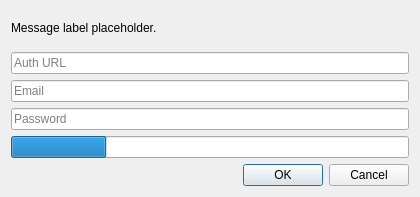
First picture: the form in launcher/ui/dialogs/CustomLoginDialog.ui, repository FreesmTeam/FreesmLauncher, before the edit.
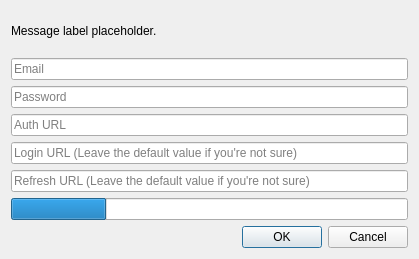
Second picture: the form after the edit.

Commit message: feat(login): implement support for custom authentication systems

Patch:
```diff
--- a/launcher/ui/dialogs/CustomLoginDialog.ui
+++ b/launcher/ui/dialogs/CustomLoginDialog.ui
@@ -6,8 +6,8 @@
             <rect>
                 <x>0</x>
                 <y>0</y>
-                <width>420</width>
-                <height>197</height>
+    <width>419</width>
+    <height>259</height>
             </rect>
         </property>
         <property name="sizePolicy">
@@ -29,16 +29,7 @@
                         <enum>Qt::TextFormat::RichText</enum>
                     </property>
                     <property name="textInteractionFlags">
-                        <set>
-                            Qt::TextInteractionFlag::LinksAccessibleByKeyboard|Qt::TextInteractionFlag::LinksAccessibleByMouse|Qt::TextInteractionFlag::TextBrowserInteraction|Qt::TextInteractionFlag::TextSelectableByKeyboard|Qt::TextInteractionFlag::TextSelectableByMouse
-                        </set>
-                    </property>
-                </widget>
-            </item>
-            <item>
-                <widget class="QLineEdit" name="authUrlTextBox">
-                    <property name="placeholderText">
-                        <string>Auth URL</string>
+      <set>Qt::TextInteractionFlag::NoTextInteraction</set>
                     </property>
                 </widget>
             </item>
@@ -59,6 +50,27 @@
                     </property>
                 </widget>
             </item>
+   <item>
+    <widget class="QLineEdit" name="authUrlTextBox">
+     <property name="placeholderText">
+      <string>Auth URL</string>
+     </property>
+    </widget>
+   </item>
+   <item>
+    <widget class="QLineEdit" name="loginUrlTextBox">
+     <property name="placeholderText">
+      <string>Login URL (Leave the default value if you're not sure)</string>
+     </property>
+    </widget>
+   </item>
+   <item>
+    <widget class="QLineEdit" name="refreshUrlTextBox">
+     <property name="placeholderText">
+      <string>Refresh URL (Leave the default value if you're not sure)</string>
+     </property>
+    </widget>
+   </item>
             <item>
                 <widget class="QProgressBar" name="progressBar">
                     <property name="value">
```
Lines whose indentation alone changed are shown as unchanged. The commit also changes 13 other files.
